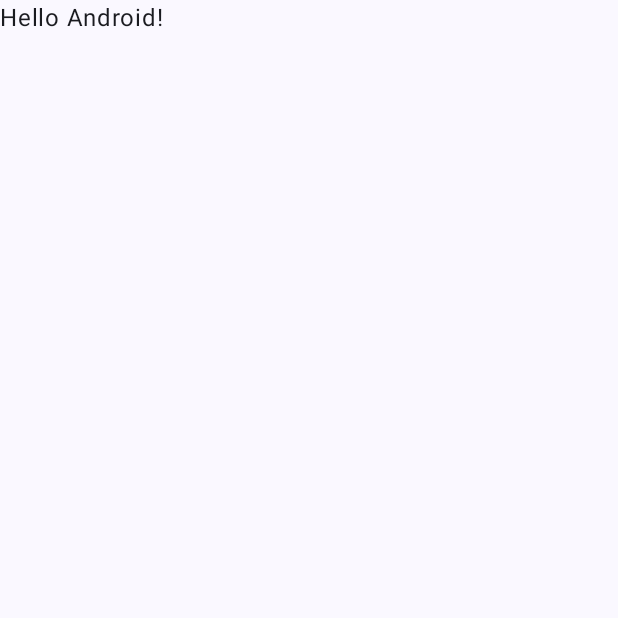
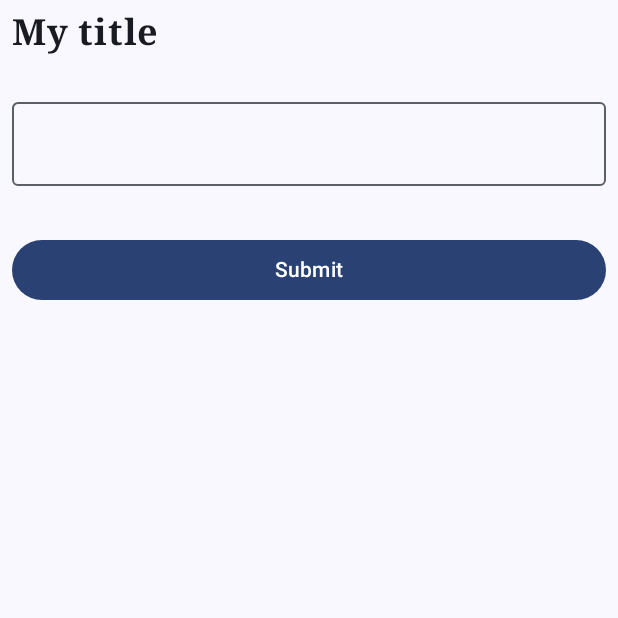
Before and after one commit to olikern/oamk_mobileNative_assignment4_oliver_kern, an Android app built with Jetpack Compose: the screen it shows after launch (MainActivity), on a phone screen of 412 x 824 dp, the top half of it. Before the commit the part shown is almost empty. Run offline under Robolectric (Android 15) with nearby library versions, the phone set to English and light mode, and no system bars.

Commit message:
feat: first part assignment 4

```diff
--- a/app/src/main/java/com/example/oamk_mobilenative_assignment4_oliver_kern/MainActivity.kt
+++ b/app/src/main/java/com/example/oamk_mobilenative_assignment4_oliver_kern/MainActivity.kt
@@ -3,13 +3,20 @@ package com.example.oamk_mobilenative_assignment4_oliver_kern
 import android.os.Bundle
 import androidx.activity.ComponentActivity
 import androidx.activity.compose.setContent
+import androidx.compose.foundation.layout.Arrangement
+import androidx.compose.foundation.layout.Column
 import androidx.compose.foundation.layout.fillMaxSize
+import androidx.compose.foundation.layout.fillMaxWidth
+import androidx.compose.foundation.layout.padding
+import androidx.compose.material3.Button
 import androidx.compose.material3.MaterialTheme
+import androidx.compose.material3.OutlinedTextField
 import androidx.compose.material3.Surface
 import androidx.compose.material3.Text
 import androidx.compose.runtime.Composable
 import androidx.compose.ui.Modifier
 import androidx.compose.ui.tooling.preview.Preview
+import androidx.compose.ui.unit.dp
 import com.example.oamk_mobilenative_assignment4_oliver_kern.ui.theme.Oamk_mobileNative_assignment4_oliver_kernTheme
 
 class MainActivity : ComponentActivity() {
@@ -22,7 +29,7 @@ class MainActivity : ComponentActivity() {
                     modifier = Modifier.fillMaxSize(),
                     color = MaterialTheme.colorScheme.background
                 ) {
-                    Greeting("Android")
+                    MyApp()
                 }
             }
         }
@@ -30,17 +37,38 @@ class MainActivity : ComponentActivity() {
 }
 
 @Composable
-fun Greeting(name: String, modifier: Modifier = Modifier) {
-    Text(
-        text = "Hello $name!",
-        modifier = modifier
-    )
+fun MyApp() {
+    val appModifier = Modifier
+        .fillMaxWidth()
+        .padding(8.dp)
+
+    Column(
+        verticalArrangement = Arrangement.spacedBy(16.dp)
+    ) {
+        Text(
+            text = "My title",
+            // TODO: change to h5
+            style = MaterialTheme.typography.titleMedium,
+            modifier = appModifier,
+        )
+        OutlinedTextField(
+            value = "",
+            onValueChange = { /*TODO*/ },
+            modifier = appModifier,
+        )
+        Button(
+            onClick = { /*TODO*/ },
+            modifier = appModifier,
+        ) {
+            Text(text = "Submit")
+        }
+    }
 }
 
 @Preview(showBackground = true)
 @Composable
 fun GreetingPreview() {
     Oamk_mobileNative_assignment4_oliver_kernTheme {
-        Greeting("Android")
+        MyApp()
     }
 }
--- a/app/src/main/java/com/example/oamk_mobilenative_assignment4_oliver_kern/ui/theme/Color.kt
+++ b/app/src/main/java/com/example/oamk_mobilenative_assignment4_oliver_kern/ui/theme/Color.kt
@@ -9,3 +9,5 @@ val Pink80 = Color(0xFFEFB8C8)
 val Purple40 = Color(0xFF6650a4)
 val PurpleGrey40 = Color(0xFF625b71)
 val Pink40 = Color(0xFF7D5260)
+
+val OuasOrange = Color(0xFFF7921E)
--- /dev/null
+++ b/app/src/main/java/com/example/oamk_mobilenative_assignment4_oliver_kern/ui/theme/Shape.kt
@@ -0,0 +1,11 @@
+package com.example.oamk_mobilenative_assignment4_oliver_kern.ui.theme
+
+import androidx.compose.foundation.shape.RoundedCornerShape
+import androidx.compose.material3.Shapes
+import androidx.compose.ui.unit.dp
+
+val Shapes = Shapes(
+    small = RoundedCornerShape(16.dp),
+    medium = RoundedCornerShape(4.dp),
+    large = RoundedCornerShape(0.dp),
+)
--- a/app/src/main/java/com/example/oamk_mobilenative_assignment4_oliver_kern/ui/theme/Theme.kt
+++ b/app/src/main/java/com/example/oamk_mobilenative_assignment4_oliver_kern/ui/theme/Theme.kt
@@ -22,7 +22,7 @@ private val DarkColorScheme = darkColorScheme(
 )
 
 private val LightColorScheme = lightColorScheme(
-    primary = Purple40,
+    primary = OuasOrange,
     secondary = PurpleGrey40,
     tertiary = Pink40
 
@@ -65,6 +65,7 @@ fun Oamk_mobileNative_assignment4_oliver_kernTheme(
     MaterialTheme(
         colorScheme = colorScheme,
         typography = Typography,
-        content = content
+        content = content,
+        shapes = Shapes,
     )
 }
--- a/app/src/main/java/com/example/oamk_mobilenative_assignment4_oliver_kern/ui/theme/Type.kt
+++ b/app/src/main/java/com/example/oamk_mobilenative_assignment4_oliver_kern/ui/theme/Type.kt
@@ -14,7 +14,14 @@ val Typography = Typography(
         fontSize = 16.sp,
         lineHeight = 24.sp,
         letterSpacing = 0.5.sp
-    )
+    ),
+    // TODO: change to h5
+    titleMedium = TextStyle(
+        fontFamily = FontFamily.Serif,
+        fontWeight = FontWeight.Bold,
+        fontSize = 24.sp,
+        letterSpacing = 0.5.sp
+    ),
     /* Other default text styles to override
     titleLarge = TextStyle(
         fontFamily = FontFamily.Default,
```
